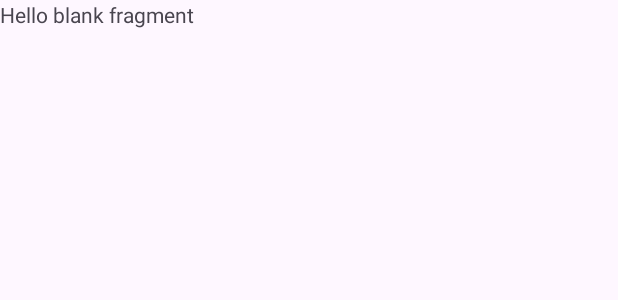
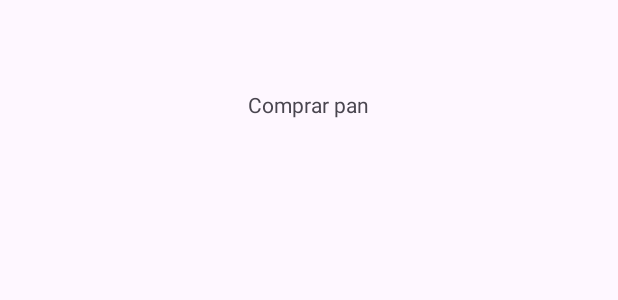
Before and after one commit to DaniAnzola/ListadeTareas, an Android app: the layout fragment_compras.xml on its own in the app's theme, with its tools: preview values and no code run, on a phone screen of 412 x 824 dp. Shown: the top 300 px of the screen. Run offline under Robolectric (Android 15) with nearby library versions, the phone set to English and light mode, and no system bars.

Commit message:
Primer menu faltan definir

```diff
--- a/app/src/main/res/layout/fragment_compras.xml
+++ b/app/src/main/res/layout/fragment_compras.xml
@@ -1,5 +1,5 @@
 <?xml version="1.0" encoding="utf-8"?>
-<FrameLayout xmlns:android="http://schemas.android.com/apk/res/android"
+<RelativeLayout xmlns:android="http://schemas.android.com/apk/res/android"
     xmlns:tools="http://schemas.android.com/tools"
     android:layout_width="match_parent"
     android:layout_height="match_parent"
@@ -7,8 +7,10 @@
 
     <!-- TODO: Update blank fragment layout -->
     <TextView
-        android:layout_width="match_parent"
-        android:layout_height="match_parent"
-        android:text="@string/hello_blank_fragment" />
+        android:layout_width="wrap_content"
+        android:layout_height="wrap_content"
+        android:layout_centerHorizontal="true"
+        android:layout_marginTop="60dp"
+        android:text="@string/compras_nav" />
 
-</FrameLayout>
+</RelativeLayout>
--- a/app/src/main/res/values/strings.xml
+++ b/app/src/main/res/values/strings.xml
@@ -1,5 +1,6 @@
 <resources>
-    <string name="app_name">ListadeTareas</string>
-    <!-- TODO: Remove or change this placeholder text -->
-    <string name="hello_blank_fragment">Hello blank fragment</string>
+    <string name="app_name">Navigation Drawer</string>
+    <string name="open_nav">Open Navigation Drawer</string>
+    <string name="close_nav">Close Navigation Drawer</string>
+    <string name="compras_nav">Comprar pan</string>
 </resources>
```
Also changed, not shown: app/src/main/java/com/example/listadetareas/MainActivity.java (+8 -6 lines).
